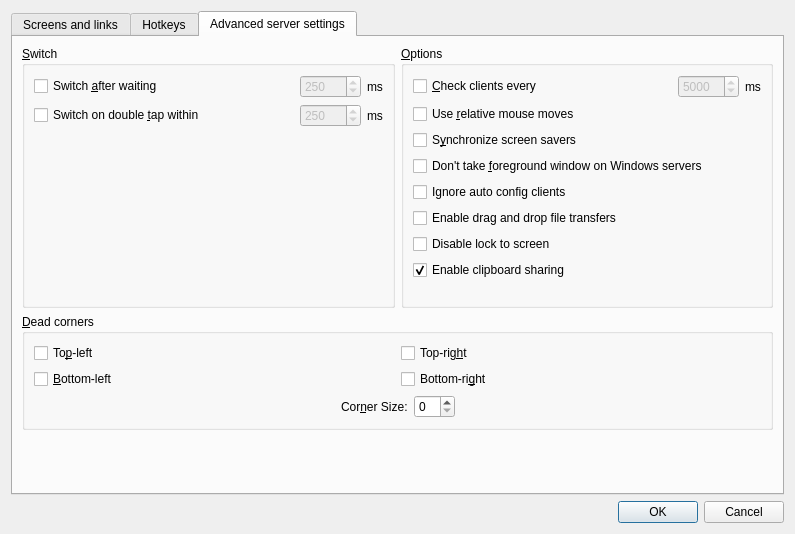
Above: src/gui/src/ServerConfigDialogBase.ui from deskflow/deskflow before the change. Below: the same form after it.
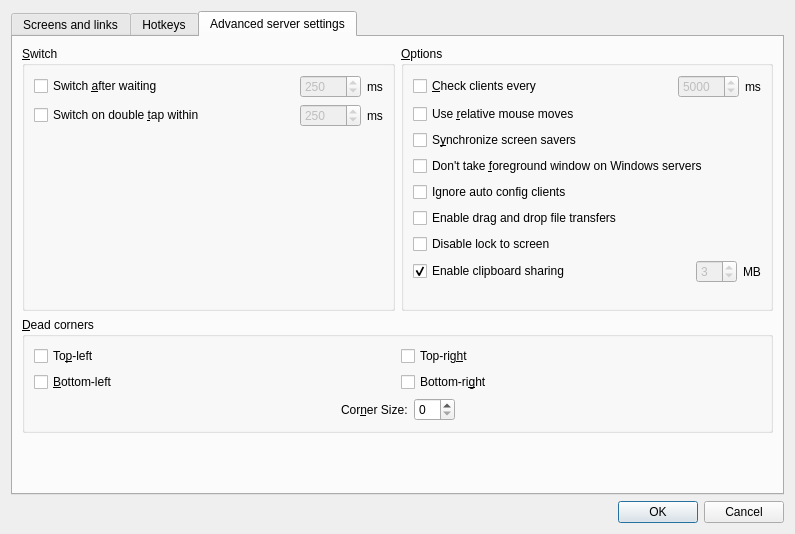
That is the form after the change. The open tabs and pages were chosen to show the change. Icons and pictures are not drawn. Custom widgets are drawn as their Qt base class.

Commit message: #6301 Add clipboard size limit option to GUI

```diff
--- a/src/gui/src/ServerConfigDialogBase.ui
+++ b/src/gui/src/ServerConfigDialogBase.ui
@@ -408,6 +408,53 @@
           <string>&amp;Options</string>
          </property>
          <layout class="QGridLayout">
+          <item row="8" column="0">
+           <layout class="QHBoxLayout" name="horizontalLayout">
+            <item>
+             <widget class="QCheckBox" name="m_pCheckBoxEnableClipboard">
+              <property name="text">
+               <string>Enable clipboard sharing</string>
+              </property>
+              <property name="checked">
+               <bool>true</bool>
+              </property>
+             </widget>
+            </item>
+            <item>
+             <spacer name="horizontalSpacer">
+              <property name="orientation">
+               <enum>Qt::Horizontal</enum>
+              </property>
+              <property name="sizeHint" stdset="0">
+               <size>
+                <width>40</width>
+                <height>20</height>
+               </size>
+              </property>
+             </spacer>
+            </item>
+            <item>
+             <widget class="QSpinBox" name="m_pSpinBoxClipboardSizeLimit">
+              <property name="enabled">
+               <bool>false</bool>
+              </property>
+              <property name="maximum">
+               <number>50</number>
+              </property>
+              <property name="value">
+               <number>3</number>
+              </property>
+             </widget>
+            </item>
+            <item>
+             <widget class="QLabel" name="label_4">
+              <property name="text">
+               <string>MB</string>
+              </property>
+             </widget>
+            </item>
+           </layout>
+          </item>
           <item row="5" column="0">
            <widget class="QCheckBox" name="m_pCheckBoxEnableDragAndDrop">
             <property name="text">
@@ -435,7 +482,7 @@
             </property>
            </widget>
           </item>
-          <item row="8" column="0">
+          <item row="12" column="0">
            <spacer>
             <property name="orientation">
              <enum>Qt::Vertical</enum>
@@ -448,16 +495,6 @@
             </property>
            </spacer>
           </item>
-          <item row="7" column="0">
-           <widget class="QCheckBox" name="m_pCheckBoxEnableClipboard">
-            <property name="text">
-             <string>Enable clipboard sharing</string>
-            </property>
-            <property name="checked">
-             <bool>true</bool>
-            </property>
-           </widget>
-          </item>
           <item row="4" column="0">
            <widget class="QCheckBox" name="m_pCheckBoxIgnoreAutoConfigClient">
             <property name="text">
```
Left out of the diff: 2 changed lines with no effect on the pictures.
